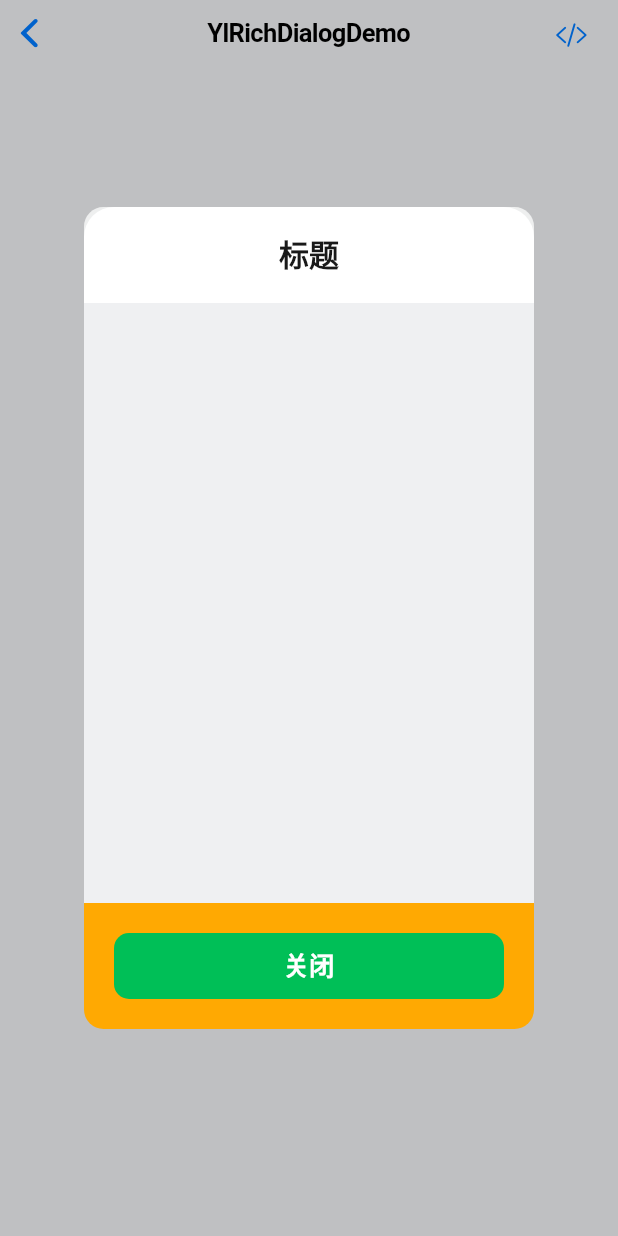
After one commit to hojin-go/ylui, a Flutter app: the RichDialogDemo screen opened by its route, after a tap on "无关闭按钮", on a phone screen of 412 x 824 dp. The commit adds this screen. Run offline on Flutter 3.47's test engine with Material 2 defaults, Android fonts, the phone set to English and light mode, and no system bars; our stand-ins replace bot_toast; missing offline and left inert: widget_with_codeview.

Commit message:
rich dialog 组件

```diff
--- a/example/lib/route.dart
+++ b/example/lib/route.dart
@@ -8,6 +8,7 @@ import 'package:example/views/dialog_demo.dart';
 import 'package:example/views/floating_bottom_view.dart';
 import 'package:example/views/font_view.dart';
 import 'package:example/views/popover_demo.dart';
+import 'package:example/views/rich_dialog_demo.dart';
 import 'package:example/views/yl_toast_demo.dart';
 import 'package:flutter/material.dart';
 
@@ -35,6 +36,7 @@ List<RouteObject> defineRouteObjects() {
     RouteObject('/dialog', 'YlDialog', (context) => DialogDemoPage()),
     RouteObject(
         '/action_sheet', 'YlActionSheet', (context) => ActionSheetDemoPage()),
+    RouteObject('/dialog/rich', 'YlRichDialog', (context) => RichDialogDemo()),
   ];
 }
 
--- /dev/null
+++ b/example/lib/views/rich_dialog_demo.dart
@@ -0,0 +1,68 @@
+import 'package:example/views/componnets/demo_button_group.dart';
+import 'package:example/views/componnets/demo_page.dart';
+import 'package:flutter/cupertino.dart';
+import 'package:flutter_ylui/flutter_ylui.dart';
+
+class RichDialogDemo extends StatelessWidget {
+  @override
+  Widget build(BuildContext context) {
+    return DemoPage(
+      title: 'YlRichDialogDemo',
+      sourceCodePath: 'lib/views/rich_dialog_demo.dart',
+      child: Center(
+        child: DemoButtonVerticalGroup(
+          items: [
+            DemoButtonGroupItem(
+                '空白', () => showYlRichDialog(context, dialog: YlRichDialog())),
+            DemoButtonGroupItem(
+                '无关闭按钮', () => _showTitleAndFooterWithoutCloseButton(context)),
+            DemoButtonGroupItem(
+                'body/footer', () => _showBodyAndFooter(context))
+          ],
+        ),
+      ),
+    );
+  }
+
+  _showTitleAndFooterWithoutCloseButton(BuildContext context) {
+    showYlRichDialog(context,
+        dialog: YlRichDialog(
+            title: '标题',
+            closeale: false,
+            body: Container(
+              height: 400,
+              color: YlColors.grey2,
+            ),
+            footer: Container(
+              color: YlColors.orangeLight,
+              padding: EdgeInsets.all(20),
+              child: YlButton.fromType(
+                size: YlButtonSize.large,
+                type: YlButtonType.primary,
+                child: Text('关闭'),
+                onPressed: () => Navigator.pop(context),
+              ),
+            )));
+  }
+
+  _showBodyAndFooter(BuildContext context) {
+    showYlRichDialog(context,
+        dialog: YlRichDialog(
+          closeale: true,
+          body: Container(
+            height: 400,
+            color: YlColors.grey2,
+          ),
+          footer: Container(
+            padding: EdgeInsets.symmetric(horizontal: 20, vertical: 24),
+            alignment: Alignment.center,
+            child: YlButton.fromType(
+              size: YlButtonSize.large,
+              type: YlButtonType.primary,
+              child: Text('确认'),
+              onPressed: () => Navigator.pop(context),
+            ),
+          ),
+        ));
+  }
+}
--- a/example/pubspec.yaml
+++ b/example/pubspec.yaml
@@ -57,6 +57,7 @@ flutter:
     - lib/views/button_group_demo.dart
     - lib/views/action_sheet_demo.dart
     - lib/views/popover_demo.dart
+    - lib/views/rich_dialog_demo.dart
 
   #   - images/a_dot_burr.jpeg
   #   - images/a_dot_ham.jpeg
--- a/lib/flutter_ylui.dart
+++ b/lib/flutter_ylui.dart
@@ -13,6 +13,7 @@ export 'src/widgets/yl_floating_bottom.dart';
 export 'src/widgets/yl_dot.dart';
 export 'src/widgets/popover/yl_dialog.dart';
 export 'src/widgets/popover/yl_dialog_action.dart';
+export 'src/widgets/popover/yl_rich_dialog.dart';
 export 'src/widgets/popover/yl_action_sheet.dart';
 export 'src/widgets/yl_toast.dart';
 export 'src/yl_color.dart';
--- /dev/null
+++ b/lib/src/widgets/popover/yl_rich_dialog.dart
@@ -0,0 +1,96 @@
+import 'package:flutter/cupertino.dart';
+import 'package:flutter_ylui/flutter_ylui.dart';
+
+const _defaultRichDialogWidth = 300.0;
+
+class YlRichDialog extends StatelessWidget {
+  final bool closeale;
+  final String title;
+  final Widget body;
+  final Widget footer;
+
+  const YlRichDialog(
+      {Key key, this.closeale = true, this.title = '', this.body, this.footer})
+      : super(key: key);
+  @override
+  Widget build(BuildContext context) {
+    Widget child = Center(
+      child: CupertinoPopupSurface(
+        child: Container(
+          width: _defaultRichDialogWidth,
+          decoration: BoxDecoration(
+              borderRadius: BorderRadius.circular(20), color: YlColors.white),
+          child: Stack(
+            children: [
+              Column(
+                mainAxisSize: MainAxisSize.min,
+                crossAxisAlignment: CrossAxisAlignment.center,
+                children: [
+                  if (title.isNotEmpty) _header(context, title: title),
+                  body ??
+                      Container(
+                        height: 200,
+                      ),
+                  if (footer != null) footer
+                ],
+              ),
+              if (closeale)
+                Positioned(
+                  top: 10,
+                  right: 10,
+                  child: CupertinoButton(
+                    padding: EdgeInsets.zero,
+                    child: Image.asset(
+                      'lib/assets/x-mark.png',
+                      width: 12,
+                      height: 12,
+                      package: 'flutter_ylui',
+                    ),
+                    onPressed: () {
+                      Navigator.pop(context);
+                    },
+                  ),
+                )
+            ],
+          ),
+        ),
+      ),
+    );
+
+    if (closeale == false) {
+      child = WillPopScope(
+        onWillPop: () => Future.value(false),
+        child: child,
+      );
+    }
+
+    return child;
+  }
+
+  Widget _header(BuildContext context, {@required String title}) {
+    return Container(
+      width: double.infinity,
+      height: 64,
+      child: Stack(
+        children: [
+          Center(
+            child: SizedBox(
+              width: 160,
+              child: DefaultTextStyle(
+                style: YlTextStyles.header3.copyWith(height: 1.3),
+                child: Text(
+                  title,
+                  textAlign: TextAlign.center,
+                ),
+              ),
+            ),
+          ),
+        ],
+      ),
+    );
+  }
+}
+
+showYlRichDialog(BuildContext context, {@required YlRichDialog dialog}) {
+  showCupertinoDialog(context: context, builder: (context) => dialog);
+}
```
